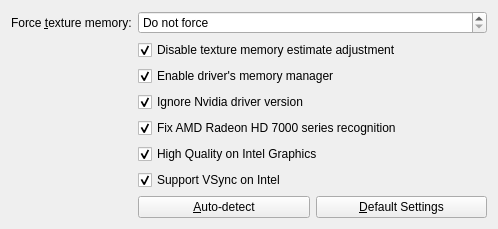
This is src/plugins/sims2bodyshop/sims2bodyshopsettings.ui in haffmans/graphics-rules-maker as Qt 5 draws it before an edit. The edited form follows.
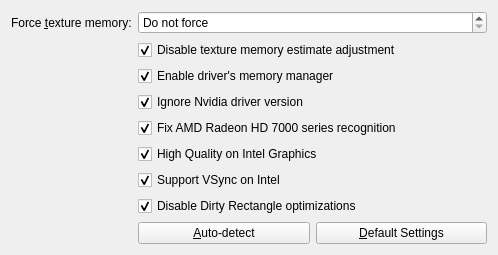
This is the edited form.

Commit message:
Sims 2, Stories: Add tweak to disable dirty rects
Especially on Intel integrated graphics, this can cause intense
flickering. The Dirty Rectangle rendering can also prevents ReShade
depth buffer shaders from working.

This tweak - by default applied only with Intel integrated cards - can
solve those problems.

Diff of the .ui file:
```diff
--- a/src/plugins/sims2bodyshop/sims2bodyshopsettings.ui
+++ b/src/plugins/sims2bodyshop/sims2bodyshopsettings.ui
@@ -146,6 +146,22 @@
     </widget>
    </item>
    <item row="7" column="1">
+    <widget class="QCheckBox" name="disableDirtyRects">
+     <property name="toolTip">
+      <string>Disable Dirty Rectangle rendering optimizations.</string>
+     </property>
+     <property name="whatsThis">
+      <string>&lt;html&gt;&lt;head/&gt;&lt;body&gt;&lt;p&gt;This disables rendering only changed rectangles. These optimizations may cause graphical glitches on some cards, especially Intel integrated ones. They also prevents depth buffer shaders from other tools, like ReShade, from working.&lt;/p&gt;&lt;p&gt;To solve those problems you can enable this tweak.&lt;/p&gt;&lt;/body&gt;&lt;/html&gt;</string>
+     </property>
+     <property name="text">
+      <string>Disable Dirty Rectangle optimizations</string>
+     </property>
+     <property name="checked">
+      <bool>true</bool>
+     </property>
+    </widget>
+   </item>
+   <item row="8" column="1">
     <layout class="QHBoxLayout" name="defaultsLayout" stretch="0,0">
      <item>
       <widget class="QPushButton" name="autodetect">
```
Left out of the diff: 1 changed line with no effect on the pictures. The commit also changes 19 other files.
